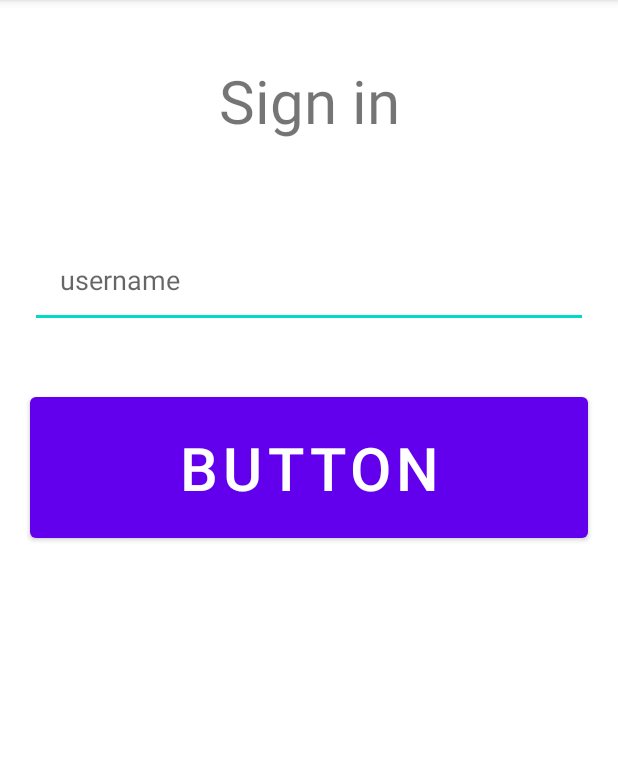
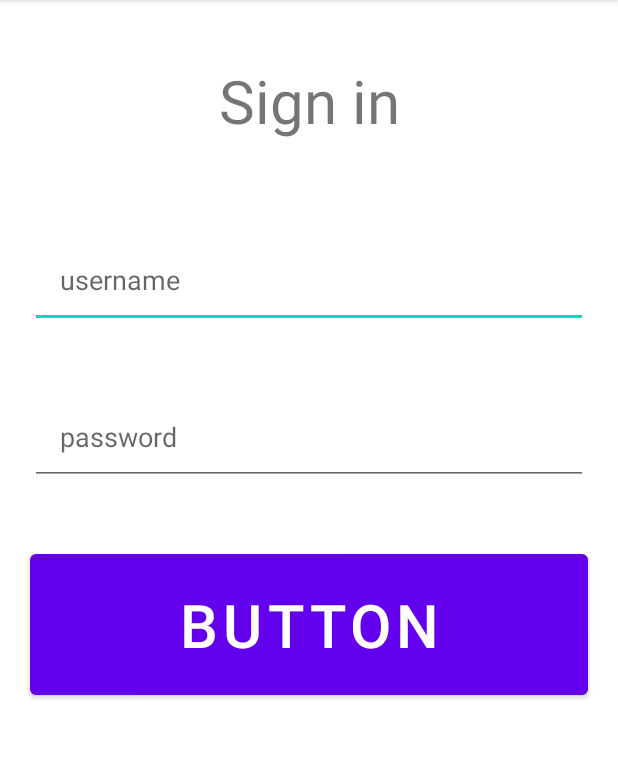
Before and after one commit to joemoon-0/WebMobile-2022Spring, an Android app: the screen it shows after launch (MainActivity), after a tap on "BUTTON", on a phone screen of 412 x 824 dp, the part 84-843 px from its top. Run offline under Robolectric (Android 15) with nearby library versions, the phone set to English and light mode, and no system bars.

Commit message:
Password and Logout features added.

```diff
--- a/2022Spring-Mobile/Mobile_ICP8/app/src/main/java/com/example/mobile_icp8/MainActivity.java
+++ b/2022Spring-Mobile/Mobile_ICP8/app/src/main/java/com/example/mobile_icp8/MainActivity.java
@@ -13,6 +13,7 @@ import android.widget.Toast;
 public class MainActivity extends AppCompatActivity {
 
     EditText username;
+    EditText password;
     Button btn;
 
     @Override
@@ -21,20 +22,20 @@ public class MainActivity extends AppCompatActivity {
         setContentView(R.layout.activity_main);
 
         username = findViewById(R.id.username);
+        password = findViewById(R.id.password);
         btn = findViewById(R.id.btn);
 
         btn.setOnClickListener(new View.OnClickListener() {
             @Override
             public void onClick(View v) {
-                if (username.getText().toString().equals("user")) {
+                if (username.getText().toString().equals("user") && password.getText().toString().equals("password")) {
                     Intent intent = new Intent(MainActivity.this, MainActivity2.class);
                     startActivity(intent);
                     Toast.makeText(MainActivity.this, "Correct username", Toast.LENGTH_SHORT).show();
                 } else {
-                    Toast.makeText(MainActivity.this, "Value is incorrect.", Toast.LENGTH_SHORT).show();
+                    Toast.makeText(MainActivity.this, "Incorrect login credentials.", Toast.LENGTH_SHORT).show();
                 }
             }
         });
-
     }
 }
--- a/2022Spring-Mobile/Mobile_ICP8/app/src/main/res/layout/activity_main.xml
+++ b/2022Spring-Mobile/Mobile_ICP8/app/src/main/res/layout/activity_main.xml
@@ -27,11 +27,21 @@
         android:padding="20dp"
         />
 
+    <EditText
+        android:id="@+id/password"
+        android:layout_width="match_parent"
+        android:layout_height="wrap_content"
+        android:hint="password"
+        android:layout_below="@+id/username"
+        android:layout_margin="20dp"
+        android:padding="20dp"
+        />
+
     <Button
         android:id="@+id/btn"
         android:layout_width="match_parent"
         android:layout_height="wrap_content"
-        android:layout_below="@id/username"
+        android:layout_below="@id/password"
         android:layout_margin="20dp"
         android:padding="20dp"
         android:text="Button"
```
Also changed, not shown: 2022Spring-Mobile/Mobile_ICP8/app/src/main/java/com/example/mobile_icp8/MainActivity2.java (+16 -0 lines), 2022Spring-Mobile/Mobile_ICP8/app/src/main/res/layout/activity_main2.xml (+12 -1 lines), 2 other files.
